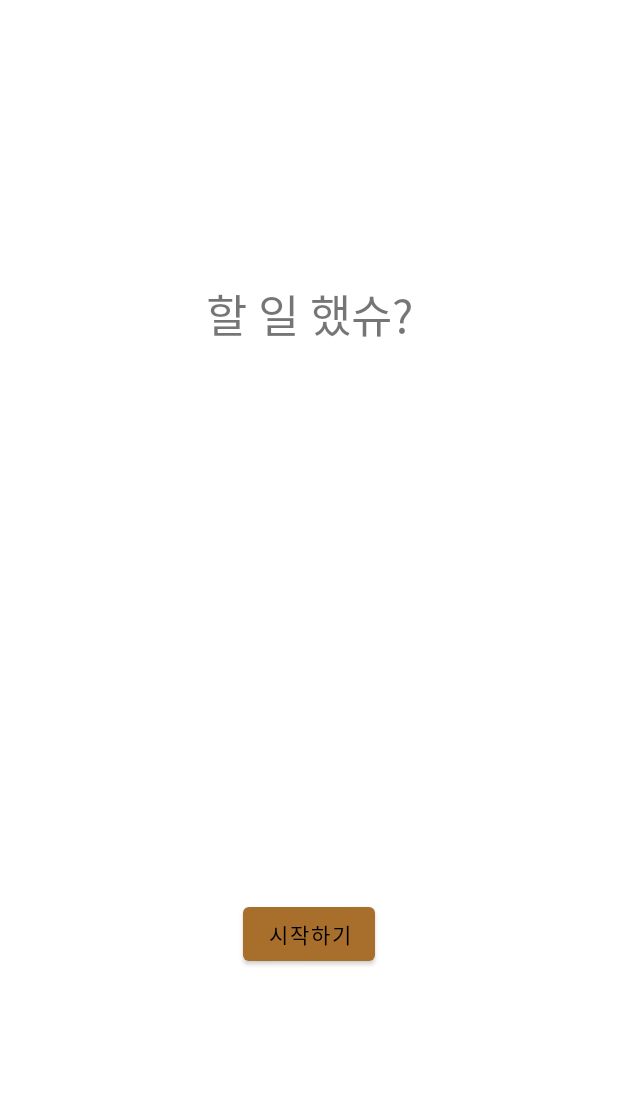
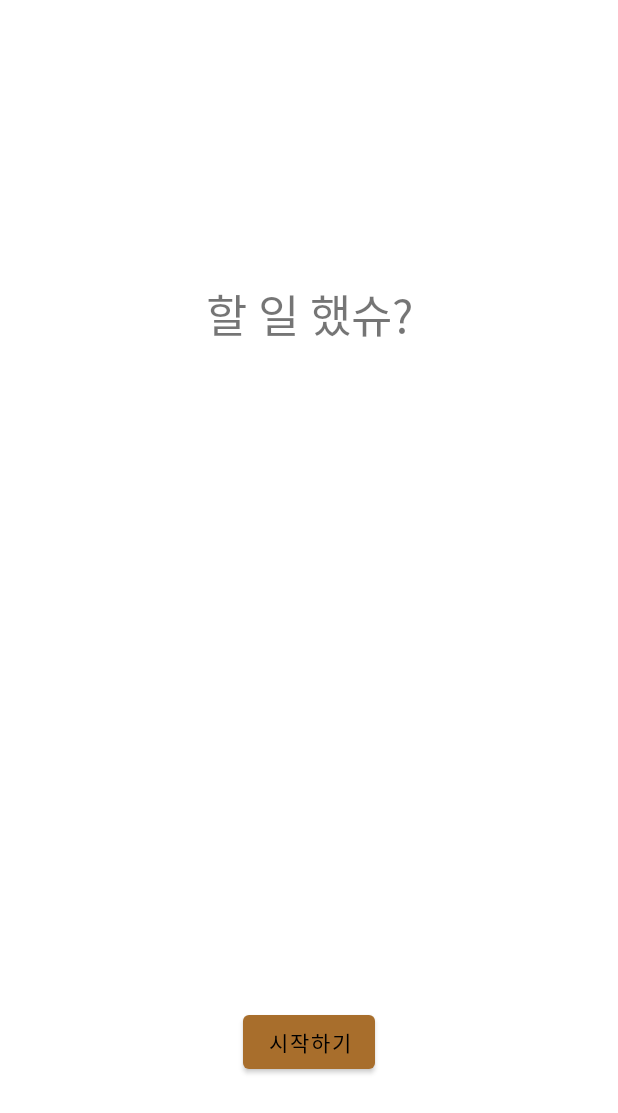
Before and after one commit to jung293441/GURU02, an Android app: the screen it shows after launch (MainActivity), on a phone screen of 412 x 824 dp. Shown: the top 1113 px of the screen. Run offline under Robolectric (Android 15) with nearby library versions, the phone set to English and light mode, and no system bars.

Commit message:
액티비티_홈

```diff
--- a/app/src/main/java/com/example/guru02/HomeActivity.kt
+++ b/app/src/main/java/com/example/guru02/HomeActivity.kt
@@ -1,12 +1,7 @@
-import android.annotation.SuppressLint
-import java.io.FileInputStream
-import java.io.FileOutputStream
-
 import android.view.View
 import android.os.Bundle
 import android.widget.Button
 import android.widget.CalendarView
-import android.widget.EditText
 import android.widget.TextView
 import androidx.appcompat.app.AppCompatActivity
 import com.example.guru02.R
@@ -24,7 +19,7 @@ class HomeActivity : AppCompatActivity() {
 
     override fun onCreate(savedInstanceState: Bundle?) {
         super.onCreate(savedInstanceState)
-        setContentView(R.layout.home)
+        setContentView(R.layout.activity_home)
 
         // UI값 생성
         calendarView=findViewById(R.id.calendarView)
--- a/app/src/main/res/layout/activity_main.xml
+++ b/app/src/main/res/layout/activity_main.xml
@@ -5,6 +5,7 @@
     android:layout_width="match_parent"
     android:layout_height="match_parent"
     tools:context=".MainActivity">
+
 
     <Button
         android:id="@+id/StartButton"
@@ -17,8 +18,7 @@
         app:layout_constraintEnd_toEndOf="parent"
         app:layout_constraintStart_toStartOf="parent"
         app:layout_constraintTop_toBottomOf="@+id/AppTitle"
-        app:layout_constraintVertical_bias="0.823" />
-
+        app:layout_constraintVertical_bias="1.0" />
 
     <TextView
         android:id="@+id/AppTitle"
@@ -36,8 +36,12 @@
         android:id="@+id/imageView"
         android:layout_width="205dp"
         android:layout_height="203dp"
-        tools:layout_editor_absoluteX="103dp"
-        tools:layout_editor_absoluteY="264dp"
+        android:layout_marginTop="57dp"
+        android:layout_marginBottom="56dp"
+        app:layout_constraintBottom_toTopOf="@+id/StartButton"
+        app:layout_constraintEnd_toEndOf="parent"
+        app:layout_constraintStart_toStartOf="parent"
+        app:layout_constraintTop_toBottomOf="@+id/AppTitle"
         tools:srcCompat="@tools:sample/avatars" />
 
 </androidx.constraintlayout.widget.ConstraintLayout>
```
Also changed, not shown: app/src/main/res/layout/activity_home.xml (renamed from app/src/main/res/layout/home.xml).
